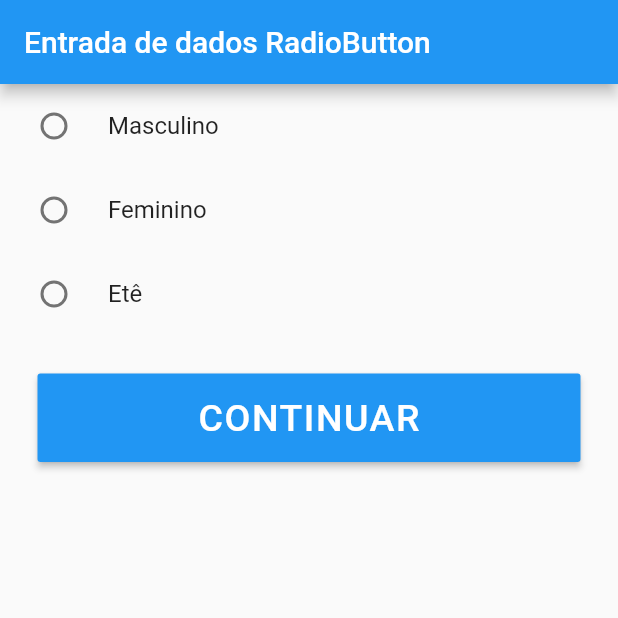
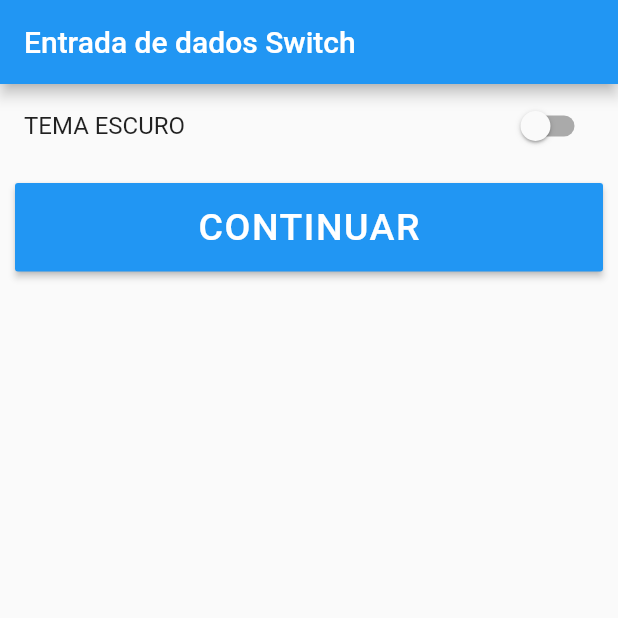
Before and after one commit to andermelo/udemy-desenvolvimento-android-ios-flutter, a Flutter app: the screen it shows after launch, on a phone screen of 412 x 824 dp, the top half of it. Run offline on Flutter 3.47's test engine with Material 2 defaults, Android fonts, the phone set to English and light mode, and no system bars.

Commit message:
Entradad de dados com campo Switch

```diff
--- /dev/null
+++ b/entrada_dados/lib/EntradaSwitch.dart
@@ -0,0 +1,74 @@
+import 'package:flutter/material.dart';
+
+class EntradaSwitch extends StatefulWidget {
+  @override
+  _EntradaSwitchState createState() => _EntradaSwitchState();
+}
+
+class _EntradaSwitchState extends State<EntradaSwitch> {
+
+  bool _escolhaUsuario = false;
+
+  @override
+  Widget build(BuildContext context) {
+    return Scaffold(
+      appBar: AppBar(
+        title: Text("Entrada de dados Switch"),
+      ),
+      body: Container(
+        child: Column(
+          crossAxisAlignment: CrossAxisAlignment.stretch,
+          children: <Widget>[
+
+            SwitchListTile(
+              // activeColor: Colors.red,
+              title: Text("Tema Escuro".toUpperCase()),
+              value: _escolhaUsuario,
+              onChanged: (bool valor){
+                setState(() {
+                  _escolhaUsuario = valor;
+                });
+              },
+            ),
+
+            Padding(
+              padding: EdgeInsets.all(10),
+              child: RaisedButton(
+                color: Colors.blue,
+                padding: EdgeInsets.all(15),
+                child: Text(
+                  "Continuar".toUpperCase(),
+                  style: TextStyle(
+                    color: Colors.white,
+                    fontSize: 25,
+                    letterSpacing: 1
+                  ),
+                ),
+                onPressed: (){
+                  if(_escolhaUsuario){
+                    print("Ativar tema escuro");
+                  }else{
+                    print("Não ativar tema escuro");
+                  }
+                  // print("Resultado: $_escolhaUsuario");
+                },
+              ),
+            ),
+
+            // Switch(
+            //   value: _escolhaUsuario,
+            //   onChanged: (bool valor){
+            //     setState(() {
+            //       _escolhaUsuario = valor;
+            //     });
+            //   },
+            // ),
+            // Text("Receber notificações?"),
+
+
+          ],
+        ),
+      ),
+    );
+  }
+}
--- a/entrada_dados/lib/main.dart
+++ b/entrada_dados/lib/main.dart
@@ -1,7 +1,9 @@
+// import 'package:entrada_dados/CampoTexto.dart';
 // import 'package:entrada_dados/EntradaCheckbox.dart';
-import 'package:entrada_dados/EntradaRadioButton.dart';
+// import 'package:entrada_dados/EntradaRadioButton.dart';
+import 'package:entrada_dados/EntradaSwitch.dart';
 import 'package:flutter/material.dart';
-// import 'package:entrada_dados/CampoTexto.dart';
+
 
 void main(){
   runApp(
@@ -9,7 +11,8 @@ void main(){
       debugShowCheckedModeBanner: false,
       //home: CampoTexto(),
       // home: EntradaCheckbox(),
-      home: EntradaRadioButton(),
+      // home: EntradaRadioButton(),
+      home: EntradaSwitch(),
     )
   );
 }
```
